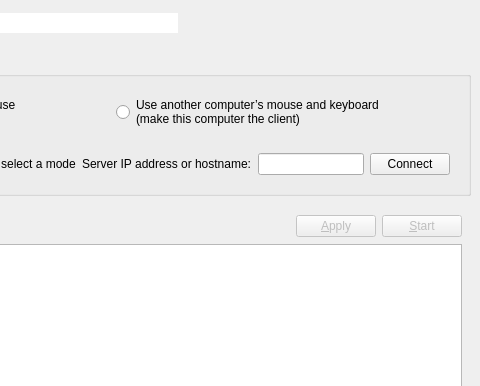
Old version of the form src/lib/gui/MainWindow.ui in the repository deskflow/deskflow; both pictures show x 255 to 735 and y 0 to 386 of the 735 by 515 pixel window.
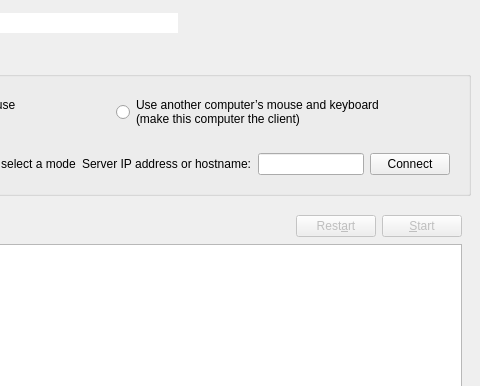
New version of the form. Icons and pictures are not drawn.

Commit message: refactor: Mainwindow, rename btnApplySettings to btnRestartCore to better reflect what it does

```diff
--- a/src/lib/gui/MainWindow.ui
+++ b/src/lib/gui/MainWindow.ui
@@ -406,7 +406,10 @@
             <bool>false</bool>
            </property>
            <property name="text">
-            <string>&amp;Apply</string>
+            <string>Rest&amp;art</string>
+           </property>
+           <property name="icon">
+            <iconset theme="view-refresh"/>
            </property>
           </widget>
          </item>
```
Left out of the diff: 2 changed lines with no effect on the pictures. The commit also changes 1 other file.
